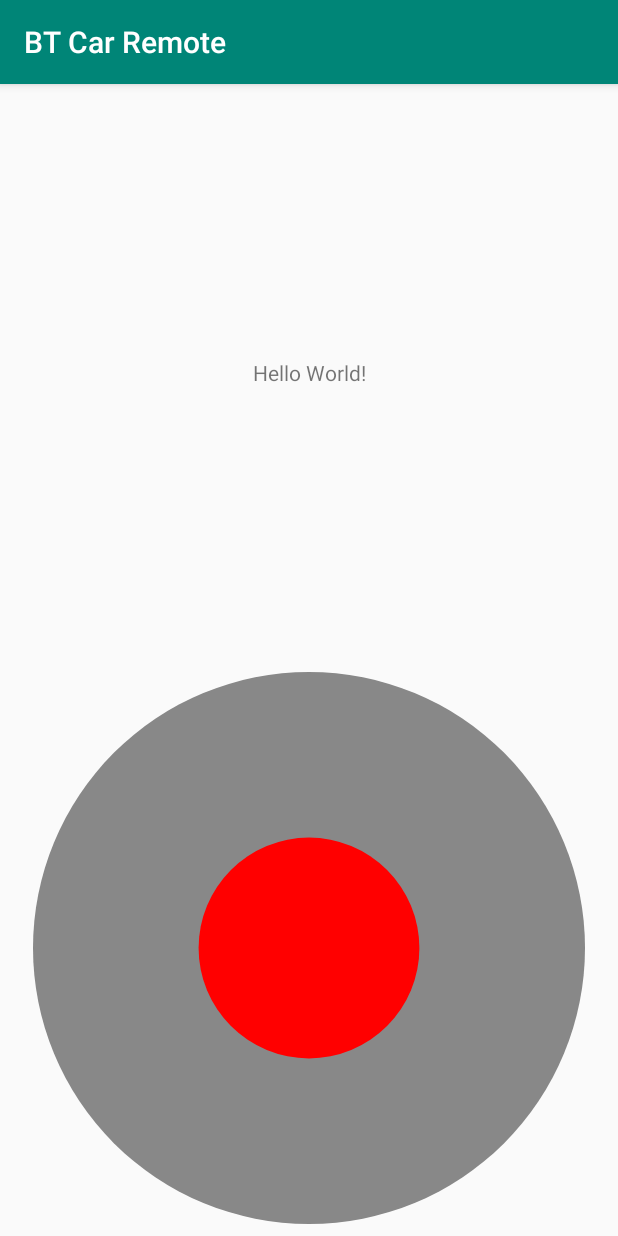
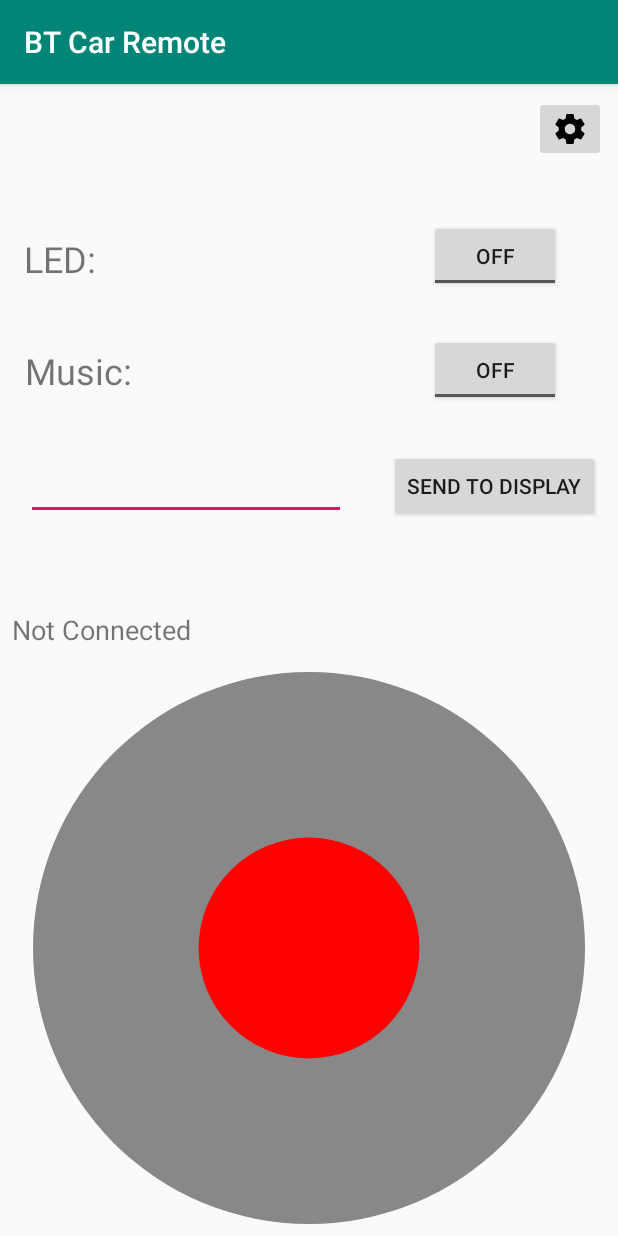
Before and after one commit to unitbvcv/bt_car_remote_android_app, an Android app: the screen it shows after launch (MainActivity), on a phone screen of 412 x 824 dp. Run offline under Robolectric (Android 15) with nearby library versions, the phone set to English and light mode, and no system bars.

Commit message:
Added buttons fragment.

```diff
--- a/app/build.gradle
+++ b/app/build.gradle
@@ -10,6 +10,7 @@
         applicationId "com.unitbvcv.btcarremote"
         minSdkVersion 15
         targetSdkVersion 28
+        vectorDrawables.useSupportLibrary true
         versionCode 1
         versionName "1.0"
         testInstrumentationRunner "android.support.test.runner.AndroidJUnitRunner"
@@ -24,9 +25,11 @@
 
 dependencies {
     implementation fileTree(dir: 'libs', include: ['*.jar'])
-    implementation"org.jetbrains.kotlin:kotlin-stdlib-jdk7:$kotlin_version"
+    implementation "org.jetbrains.kotlin:kotlin-stdlib-jdk7:$kotlin_version"
     implementation 'com.android.support:appcompat-v7:28.0.0'
     implementation 'com.android.support.constraint:constraint-layout:1.1.3'
+    implementation 'com.android.support:support-v4:28.0.0'
+    implementation 'android.arch.lifecycle:extensions:1.1.1'
     testImplementation 'junit:junit:4.12'
     androidTestImplementation 'com.android.support.test:runner:1.0.2'
     androidTestImplementation 'com.android.support.test.espresso:espresso-core:3.0.2'
--- /dev/null
+++ b/app/src/main/java/com/unitbvcv/btcarremote/ButtonsFragment.kt
@@ -0,0 +1,32 @@
+package com.unitbvcv.btcarremote
+
+import android.arch.lifecycle.ViewModelProviders
+import android.os.Bundle
+import android.support.v4.app.Fragment
+import android.view.LayoutInflater
+import android.view.View
+import android.view.ViewGroup
+
+
+class ButtonsFragment : Fragment() {
+
+    companion object {
+        fun newInstance() = ButtonsFragment()
+    }
+
+    private lateinit var viewModel: ButtonsViewModel
+
+    override fun onCreateView(
+        inflater: LayoutInflater, container: ViewGroup?,
+        savedInstanceState: Bundle?
+    ): View? {
+        return inflater.inflate(R.layout.buttons_fragment, container, false)
+    }
+
+    override fun onActivityCreated(savedInstanceState: Bundle?) {
+        super.onActivityCreated(savedInstanceState)
+        viewModel = ViewModelProviders.of(this).get(ButtonsViewModel::class.java)
+        // TODO: Use the ViewModel
+    }
+
+}
--- /dev/null
+++ b/app/src/main/java/com/unitbvcv/btcarremote/ButtonsViewModel.kt
@@ -0,0 +1,7 @@
+package com.unitbvcv.btcarremote
+
+import android.arch.lifecycle.ViewModel;
+
+class ButtonsViewModel : ViewModel() {
+    // TODO: Implement the ViewModel
+}
--- /dev/null
+++ b/app/src/main/res/drawable/ic_settings_black_24dp.xml
@@ -0,0 +1,9 @@
+<vector xmlns:android="http://schemas.android.com/apk/res/android"
+        android:width="24dp"
+        android:height="24dp"
+        android:viewportWidth="24.0"
+        android:viewportHeight="24.0">
+    <path
+        android:fillColor="#FF000000"
+        android:pathData="M19.43,12.98c0.04,-0.32 0.07,-0.64 0.07,-0.98s-0.03,-0.66 -0.07,-0.98l2.11,-1.65c0.19,-0.15 0.24,-0.42 0.12,-0.64l-2,-3.46c-0.12,-0.22 -0.39,-0.3 -0.61,-0.22l-2.49,1c-0.52,-0.4 -1.08,-0.73 -1.69,-0.98l-0.38,-2.65C14.46,2.18 14.25,2 14,2h-4c-0.25,0 -0.46,0.18 -0.49,0.42l-0.38,2.65c-0.61,0.25 -1.17,0.59 -1.69,0.98l-2.49,-1c-0.23,-0.09 -0.49,0 -0.61,0.22l-2,3.46c-0.13,0.22 -0.07,0.49 0.12,0.64l2.11,1.65c-0.04,0.32 -0.07,0.65 -0.07,0.98s0.03,0.66 0.07,0.98l-2.11,1.65c-0.19,0.15 -0.24,0.42 -0.12,0.64l2,3.46c0.12,0.22 0.39,0.3 0.61,0.22l2.49,-1c0.52,0.4 1.08,0.73 1.69,0.98l0.38,2.65c0.03,0.24 0.24,0.42 0.49,0.42h4c0.25,0 0.46,-0.18 0.49,-0.42l0.38,-2.65c0.61,-0.25 1.17,-0.59 1.69,-0.98l2.49,1c0.23,0.09 0.49,0 0.61,-0.22l2,-3.46c0.12,-0.22 0.07,-0.49 -0.12,-0.64l-2.11,-1.65zM12,15.5c-1.93,0 -3.5,-1.57 -3.5,-3.5s1.57,-3.5 3.5,-3.5 3.5,1.57 3.5,3.5 -1.57,3.5 -3.5,3.5z"/>
+</vector>
--- a/app/src/main/res/layout/activity_main_landscape.xml
+++ b/app/src/main/res/layout/activity_main_landscape.xml
@@ -8,28 +8,61 @@
         tools:context=".MainActivity">
 
     <android.support.constraint.Guideline
-            android:id="@+id/guideline"
+            android:id="@+id/guidelinevertical50"
             android:layout_width="wrap_content"
             android:layout_height="wrap_content"
             android:orientation="vertical"
+            app:layout_constraintTop_toTopOf="parent"
+            app:layout_constraintBottom_toBottomOf="parent"
+            app:layout_constraintGuide_percent="0.5"
+    />
+    <android.support.constraint.Guideline
+            android:id="@+id/guidelinehoriz15"
+            android:layout_width="wrap_content"
+            android:layout_height="wrap_content"
+            android:orientation="horizontal"
             app:layout_constraintStart_toStartOf="parent"
             app:layout_constraintEnd_toEndOf="parent"
-            app:layout_constraintGuide_percent="0.5"
+            app:layout_constraintGuide_percent="0.15"
+    />
+
+    <ImageButton
+            android:id="@+id/settingsButton"
+            app:srcCompat="@drawable/ic_settings_black_24dp"
+            android:layout_width="47dp"
+            android:layout_height="36dp"
+            app:layout_constraintTop_toTopOf="parent"
+            android:layout_marginTop="8dp"
+            android:layout_marginBottom="8dp"
+            android:layout_marginLeft="8dp"
+            android:layout_marginStart="8dp"
+            android:contentDescription="@string/settings"
+            app:layout_constraintStart_toStartOf="parent"
+            app:layout_constraintBottom_toTopOf="@+id/guidelinehoriz15"
     />
 
     <TextView
-            android:id="@+id/textView"
-            android:text="Hello World!"
+            android:id="@+id/textViewConnected"
+            android:text="@string/not_connected"
+            android:textSize="18sp"
             android:layout_width="wrap_content"
             android:layout_height="wrap_content"
-            android:layout_marginTop="8dp"
+            android:layout_marginEnd="8dp"
+            android:layout_marginRight="8dp"
             android:layout_marginBottom="8dp"
-            android:layout_marginLeft="8dp"
+            app:layout_constraintBottom_toTopOf="@+id/guidelinehoriz15"
+            app:layout_constraintEnd_toStartOf="@+id/textViewTouchCoord"
+    />
+
+    <TextView
+            android:id="@+id/textViewTouchCoord"
+            android:layout_width="wrap_content"
+            android:layout_height="wrap_content"
+            android:layout_marginEnd="8dp"
             android:layout_marginRight="8dp"
-            app:layout_constraintTop_toTopOf="parent"
-            app:layout_constraintBottom_toBottomOf="parent"
-            app:layout_constraintStart_toStartOf="parent"
-            app:layout_constraintEnd_toStartOf="@+id/guideline"
+            android:layout_marginBottom="8dp"
+            app:layout_constraintEnd_toStartOf="@+id/guidelinevertical50"
+            app:layout_constraintBottom_toTopOf="@+id/guidelinehoriz15"
     />
 
     <com.unitbvcv.btcarremote.MainView
@@ -46,7 +79,25 @@
             android:paddingRight="20dp"
             app:layout_constraintTop_toTopOf="parent"
             app:layout_constraintBottom_toBottomOf="parent"
-            app:layout_constraintStart_toStartOf="@+id/guideline"
+            app:layout_constraintStart_toStartOf="@+id/guidelinevertical50"
             app:layout_constraintEnd_toEndOf="parent"
     />
+
+    <fragment
+            android:id="@+id/fragment"
+            android:name="com.unitbvcv.btcarremote.ButtonsFragment"
+            android:layout_width="0dp"
+            android:layout_height="0dp"
+            android:layout_marginTop="8dp"
+            android:layout_marginBottom="8dp"
+            android:layout_marginEnd="8dp"
+            android:layout_marginRight="8dp"
+            android:layout_marginLeft="8dp"
+            android:layout_marginStart="8dp"
+            app:layout_constraintTop_toTopOf="@+id/guidelinehoriz15"
+            app:layout_constraintBottom_toBottomOf="parent"
+            app:layout_constraintStart_toStartOf="parent"
+            app:layout_constraintEnd_toStartOf="@+id/guidelinevertical50"
+    />
+
 </android.support.constraint.ConstraintLayout>
--- a/app/src/main/res/layout/activity_main_portrait.xml
+++ b/app/src/main/res/layout/activity_main_portrait.xml
@@ -8,32 +8,95 @@
         tools:context=".MainActivity">
 
     <android.support.constraint.Guideline
-            android:id="@+id/guideline"
+            android:id="@+id/guidelinehoriz10"
             android:layout_width="wrap_content"
             android:layout_height="wrap_content"
             android:orientation="horizontal"
             app:layout_constraintStart_toStartOf="parent"
             app:layout_constraintEnd_toEndOf="parent"
-            app:layout_constraintGuide_percent="0.5"
+            app:layout_constraintGuide_percent="0.1"
     />
 
-    <TextView
-            android:id="@+id/textView"
-            android:text="Hello World!"
+    <android.support.constraint.Guideline
+        android:id="@+id/guidelinehoriz40"
+        android:layout_width="wrap_content"
+        android:layout_height="wrap_content"
+        android:orientation="horizontal"
+        app:layout_constraintStart_toStartOf="parent"
+        app:layout_constraintEnd_toEndOf="parent"
+        app:layout_constraintGuide_percent="0.4"
+    />
+
+    <android.support.constraint.Guideline
+        android:id="@+id/guidelinehoriz50"
+        android:layout_width="wrap_content"
+        android:layout_height="wrap_content"
+        android:orientation="horizontal"
+        app:layout_constraintStart_toStartOf="parent"
+        app:layout_constraintEnd_toEndOf="parent"
+        app:layout_constraintGuide_percent="0.5"
+    />
+
+    <android.support.constraint.Guideline
+            android:id="@+id/guidelinevertical60"
             android:layout_width="wrap_content"
             android:layout_height="wrap_content"
+            android:orientation="vertical"
+            app:layout_constraintStart_toStartOf="parent"
+            app:layout_constraintEnd_toEndOf="parent"
+            app:layout_constraintGuide_percent="0.6"
+    />
+
+    <ImageButton
+            android:id="@+id/settingsButton"
+            app:srcCompat="@drawable/ic_settings_black_24dp"
+            android:layout_width="wrap_content"
+            android:layout_height="wrap_content"
+            app:layout_constraintTop_toTopOf="parent"
+            app:layout_constraintEnd_toEndOf="parent"
             android:layout_marginTop="8dp"
-            android:layout_marginBottom="8dp"
-            android:layout_marginLeft="8dp"
+            android:layout_marginEnd="8dp"
             android:layout_marginRight="8dp"
-            app:layout_constraintTop_toTopOf="parent"
-            app:layout_constraintBottom_toTopOf="@+id/guideline"
+            android:contentDescription="@string/settings"
+    />
+
+    <fragment
+            android:id="@+id/fragmentButtons"
+            android:name="com.unitbvcv.btcarremote.ButtonsFragment"
+            android:layout_width="0dp"
+            android:layout_height="0dp"
+            app:layout_constraintTop_toTopOf="@+id/guidelinehoriz10"
+            app:layout_constraintBottom_toTopOf="@+id/guidelinehoriz40"
             app:layout_constraintStart_toStartOf="parent"
             app:layout_constraintEnd_toEndOf="parent"
     />
 
+    <TextView
+            android:id="@+id/textViewConnected"
+            android:text="@string/not_connected"
+            android:textSize="18sp"
+            android:layout_width="wrap_content"
+            android:layout_height="wrap_content"
+            app:layout_constraintStart_toStartOf="parent"
+            android:layout_marginLeft="8dp"
+            android:layout_marginStart="8dp"
+            android:layout_marginBottom="8dp"
+            app:layout_constraintBottom_toTopOf="@+id/guidelinehoriz50"
+    />
+
+    <TextView
+            android:id="@+id/textViewTouchCoord"
+            android:layout_width="wrap_content"
+            android:layout_height="wrap_content"
+            android:layout_marginEnd="8dp"
+            android:layout_marginRight="8dp"
+            android:layout_marginBottom="8dp"
+            app:layout_constraintEnd_toStartOf="@+id/guidelinevertical60"
+            app:layout_constraintBottom_toTopOf="@+id/guidelinehoriz50"
+    />
+
     <com.unitbvcv.btcarremote.MainView
-            android:id="@+id/mainView"
+            android:id="@+id/mainJoystickView"
             android:layout_height="0dp"
             android:layout_width="0dp"
             android:layout_marginTop="8dp"
@@ -44,9 +107,10 @@
             android:paddingBottom="40dp"
             android:paddingLeft="20dp"
             android:paddingRight="20dp"
-            app:layout_constraintTop_toTopOf="@+id/guideline"
+            app:layout_constraintTop_toTopOf="@+id/guidelinehoriz50"
             app:layout_constraintBottom_toBottomOf="parent"
             app:layout_constraintStart_toStartOf="parent"
             app:layout_constraintEnd_toEndOf="parent"
     />
+
 </android.support.constraint.ConstraintLayout>
--- /dev/null
+++ b/app/src/main/res/layout/buttons_fragment.xml
@@ -0,0 +1,116 @@
+<?xml version="1.0" encoding="utf-8"?>
+<FrameLayout
+        xmlns:android="http://schemas.android.com/apk/res/android"
+        xmlns:app="http://schemas.android.com/apk/res-auto" xmlns:tools="http://schemas.android.com/tools"
+        android:layout_width="match_parent"
+        android:layout_height="match_parent"
+        tools:context=".ButtonsFragment">
+
+    <android.support.constraint.ConstraintLayout
+            xmlns:android="http://schemas.android.com/apk/res/android"
+            xmlns:tools="http://schemas.android.com/tools"
+            xmlns:app="http://schemas.android.com/apk/res-auto"
+            android:layout_width="match_parent"
+            android:layout_height="match_parent"
+            tools:context=".MainActivity">
+
+    <android.support.constraint.Guideline
+            android:id="@+id/guidelinehoriz20"
+            android:layout_width="wrap_content"
+            android:layout_height="wrap_content"
+            android:orientation="horizontal"
+            app:layout_constraintStart_toStartOf="parent"
+            app:layout_constraintEnd_toEndOf="parent"
+            app:layout_constraintGuide_percent="0.33"
+    />
+    <android.support.constraint.Guideline
+            android:id="@+id/guidelinehoriz30"
+            android:layout_width="wrap_content"
+            android:layout_height="wrap_content"
+            android:orientation="horizontal"
+            app:layout_constraintStart_toStartOf="parent"
+            app:layout_constraintEnd_toEndOf="parent"
+            app:layout_constraintGuide_percent="0.66"
+    />
+    <android.support.constraint.Guideline
+            android:id="@+id/guidelinevertical60"
+            android:layout_width="wrap_content"
+            android:layout_height="wrap_content"
+            android:orientation="vertical"
+            app:layout_constraintStart_toStartOf="parent"
+            app:layout_constraintEnd_toEndOf="parent"
+            app:layout_constraintGuide_percent="0.6"
+    />
+
+        <ToggleButton
+                android:layout_width="wrap_content"
+                android:layout_height="wrap_content"
+                android:id="@+id/toggleLedButton"
+                app:layout_constraintStart_toStartOf="@+id/guidelinevertical60"
+                android:layout_marginLeft="8dp" android:layout_marginStart="8dp" android:layout_marginBottom="8dp"
+                app:layout_constraintBottom_toTopOf="@+id/guidelinehoriz20" app:layout_constraintEnd_toEndOf="parent"
+                android:layout_marginEnd="8dp" android:layout_marginRight="8dp" android:layout_marginTop="8dp"
+                app:layout_constraintTop_toTopOf="parent"/>
+        <TextView
+                android:text="@string/led"
+                android:layout_width="104dp"
+                android:layout_height="29dp"
+                android:id="@+id/textViewLed"
+                android:textSize="24sp"
+                android:layout_marginStart="16dp" app:layout_constraintStart_toStartOf="parent"
+                android:layout_marginLeft="16dp" android:layout_marginBottom="8dp"
+                app:layout_constraintBottom_toTopOf="@+id/guidelinehoriz20" android:layout_marginEnd="8dp"
+                app:layout_constraintEnd_toStartOf="@+id/guidelinevertical60" android:layout_marginRight="8dp"
+                app:layout_constraintHorizontal_bias="0.0" android:layout_marginTop="8dp"
+                app:layout_constraintTop_toTopOf="parent"/>
+    <TextView
+            android:text="@string/music"
+            android:layout_width="129dp"
+            android:layout_height="wrap_content"
+            android:id="@+id/textViewMusic"
+            android:textSize="24sp"
+            android:layout_marginTop="8dp"
+            app:layout_constraintTop_toTopOf="@+id/guidelinehoriz20" android:layout_marginStart="16dp"
+            app:layout_constraintStart_toStartOf="parent" android:layout_marginLeft="16dp"
+            android:layout_marginBottom="8dp" app:layout_constraintBottom_toTopOf="@+id/guidelinehoriz30"
+            app:layout_constraintVertical_bias="0.52" android:layout_marginEnd="8dp"
+            app:layout_constraintEnd_toStartOf="@+id/guidelinevertical60" android:layout_marginRight="8dp"
+            app:layout_constraintHorizontal_bias="0.01"/>
+    <ToggleButton
+            android:layout_width="wrap_content"
+            android:layout_height="wrap_content"
+            android:id="@+id/toggleMusicButton"
+            android:layout_marginTop="8dp"
+            app:layout_constraintTop_toTopOf="@+id/guidelinehoriz20"
+            app:layout_constraintStart_toStartOf="@+id/guidelinevertical60"
+            android:layout_marginLeft="8dp" android:layout_marginStart="8dp" app:layout_constraintEnd_toEndOf="parent"
+            android:layout_marginEnd="8dp" android:layout_marginRight="8dp" android:layout_marginBottom="8dp"
+            app:layout_constraintBottom_toTopOf="@+id/guidelinehoriz30"/>
+        <EditText
+                android:layout_width="wrap_content"
+                android:layout_height="wrap_content"
+                android:inputType="textPersonName"
+                android:ems="10"
+                android:id="@+id/editTextDisplay"
+                android:layout_marginTop="8dp"
+                app:layout_constraintTop_toTopOf="@+id/guidelinehoriz30" android:layout_marginBottom="8dp"
+                android:layout_marginEnd="8dp"
+                app:layout_constraintEnd_toStartOf="@+id/guidelinevertical60" android:layout_marginRight="8dp"
+                android:layout_marginStart="8dp" app:layout_constraintStart_toStartOf="parent"
+                android:layout_marginLeft="8dp"
+                app:layout_constraintBottom_toBottomOf="parent"/>
+        <Button
+                android:text="@string/send_to_display"
+                android:layout_width="wrap_content"
+                android:layout_height="wrap_content"
+                android:id="@+id/buttonSendToDisplay"
+                android:layout_marginTop="8dp"
+                app:layout_constraintTop_toTopOf="@+id/guidelinehoriz30"
+                app:layout_constraintEnd_toEndOf="parent"
+                android:layout_marginEnd="8dp" android:layout_marginRight="8dp"
+                app:layout_constraintStart_toStartOf="@+id/guidelinevertical60" android:layout_marginLeft="8dp"
+                android:layout_marginStart="8dp" android:layout_marginBottom="8dp"
+                app:layout_constraintBottom_toBottomOf="parent"/>
+
+    </android.support.constraint.ConstraintLayout>
+</FrameLayout>
--- a/app/src/main/res/values/strings.xml
+++ b/app/src/main/res/values/strings.xml
@@ -1,3 +1,9 @@
 <resources>
     <string name="app_name">BT Car Remote</string>
+    <string name="led">LED:</string>
+    <string name="music">Music:</string>
+    <string name="send_to_display">Send to display</string>
+    <string name="settings">settings</string>
+    <string name="not_connected">Not Connected</string>
+    <string name="connected">Connected</string>
 </resources>
```
